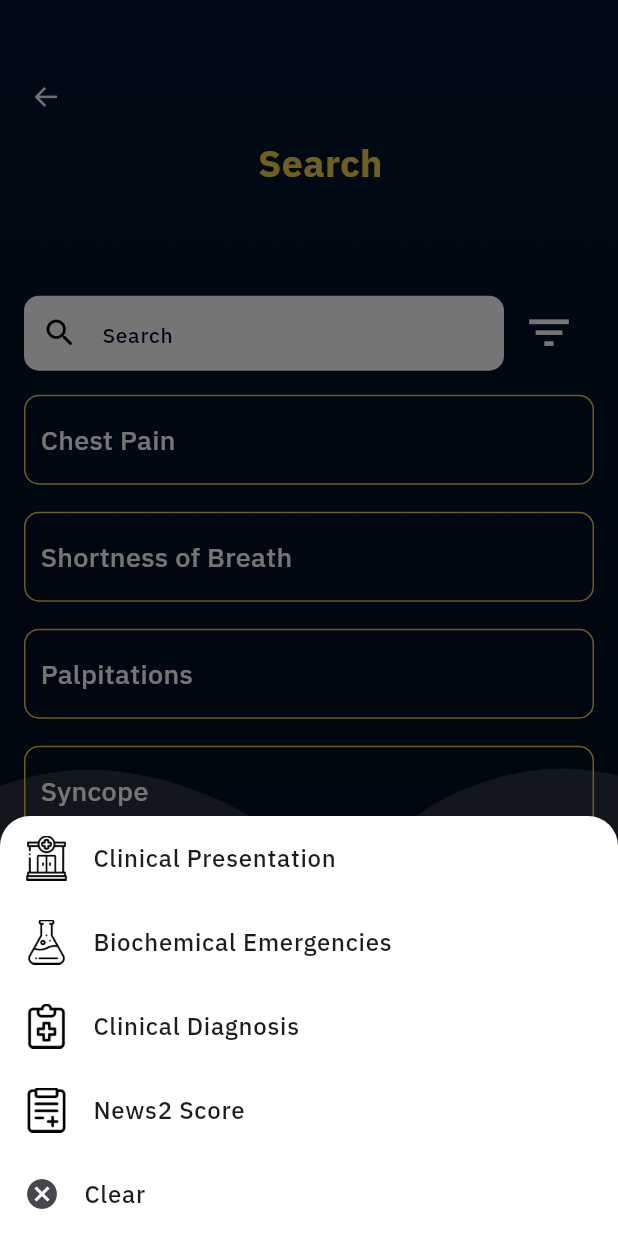
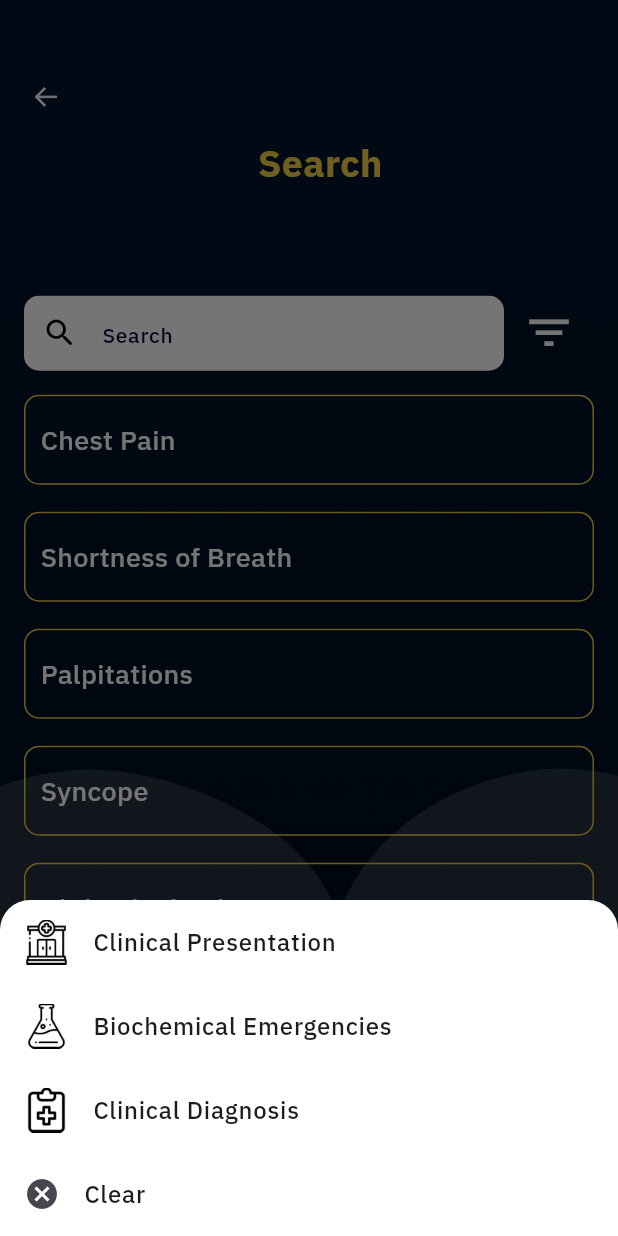
Before and after one commit to WaseemMirzaa/dr.oncall, a Flutter app: the SearchView screen opened by its route, after a tap on the "filter list" icon, on a phone screen of 412 x 824 dp. Run offline on Flutter 3.47's test engine with Material 3 defaults, Android fonts, the phone set to English and light mode, and no system bars; our stand-ins replace get; project files that could hold a hidden picture were left out.

Commit message:
set the required changes

```diff
--- a/lib/app/widgets/filter_items.dart
+++ b/lib/app/widgets/filter_items.dart
@@ -64,18 +64,6 @@ class _FilterItemsState extends State<FilterItems> {
               },
             ),
             ListTile(
-              leading: Image.asset(
-                AppIcons.report,
-                width: 30,
-                height: 30,
-                color: AppColors.txtBlackColor,
-              ),
-              title: const Text('News2 Score'),
-              onTap: () {
-                Get.back();
-              },
-            ),
-            ListTile(
               leading: const Icon(
                 Icons.cancel,
                 weight: 35,
```
